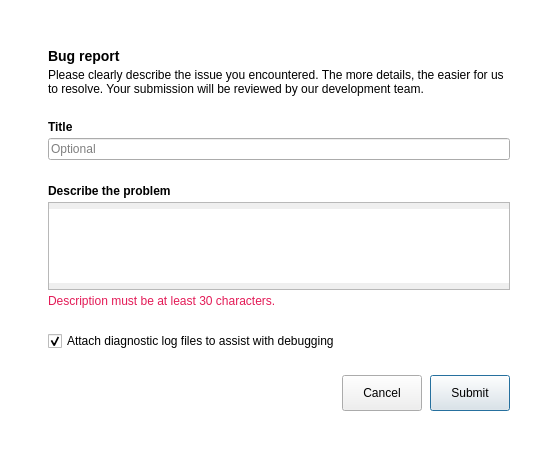
Above: src/MEGASync/gui/ui/BugReportDialog.ui from rl-mega/MEGAsync before the change. Below: the same form after it.
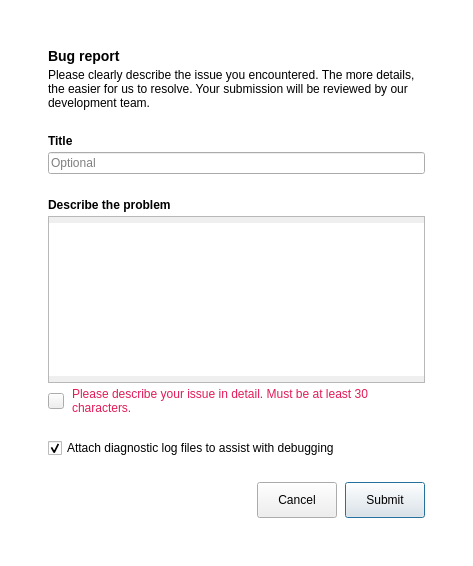
That is the form after the change. Icons and pictures are not drawn. Custom widgets are drawn as their Qt base class.

Commit message: add red border when limit not reached

What changed in the file:
```diff
--- a/src/MEGASync/gui/ui/BugReportDialog.ui
+++ b/src/MEGASync/gui/ui/BugReportDialog.ui
@@ -6,8 +6,8 @@
    <rect>
     <x>0</x>
     <y>0</y>
-    <width>558</width>
-    <height>459</height>
+    <width>473</width>
+    <height>566</height>
    </rect>
   </property>
   <property name="minimumSize">
@@ -202,16 +202,63 @@
        </widget>
       </item>
       <item>
-       <widget class="QLabel" name="lDescriptionError">
-        <property name="text">
-         <string>Description must be at least 30 characters.</string>
-        </property>
-        <property name="wordWrap">
-         <bool>true</bool>
-        </property>
-        <property name="visible">
-         <bool>false</bool>
-        </property>
+       <widget class="QWidget" name="wDescriptionError" native="true">
+        <layout class="QHBoxLayout" name="horizontalLayout_3">
+         <property name="spacing">
+          <number>8</number>
+         </property>
+         <property name="leftMargin">
+          <number>0</number>
+         </property>
+         <property name="topMargin">
+          <number>0</number>
+         </property>
+         <property name="rightMargin">
+          <number>0</number>
+         </property>
+         <property name="bottomMargin">
+          <number>0</number>
+         </property>
+         <item>
+          <widget class="IconLabel" name="toolButton">
+           <property name="minimumSize">
+            <size>
+             <width>16</width>
+             <height>16</height>
+            </size>
+           </property>
+           <property name="maximumSize">
+            <size>
+             <width>16</width>
+             <height>16</height>
+            </size>
+           </property>
+           <property name="text">
+            <string notr="true"/>
+           </property>
+           <property name="icon">
+            <iconset resource="../Resources_light.qrc">
+             <normaloff>:/alert-triangle.svg</normaloff>:/alert-triangle.svg</iconset>
+           </property>
+           <property name="normal_off" stdset="0">
+            <string notr="true">text-error</string>
+           </property>
+          </widget>
+         </item>
+         <item>
+          <widget class="QLabel" name="lDescriptionError">
+           <property name="visible">
+            <bool>true</bool>
+           </property>
+           <property name="text">
+            <string>Please describe your issue in detail. Must be at least 30 characters.</string>
+           </property>
+           <property name="wordWrap">
+            <bool>true</bool>
+           </property>
+          </widget>
+         </item>
+        </layout>
        </widget>
       </item>
       <item>
@@ -361,6 +408,15 @@
    </item>
   </layout>
  </widget>
- <resources/>
+ <customwidgets>
+  <customwidget>
+   <class>IconLabel</class>
+   <extends>QToolButton</extends>
+   <header>TokenizableItems/IconLabel.h</header>
+  </customwidget>
+ </customwidgets>
+ <resources>
+  <include location="../Resources_light.qrc"/>
+ </resources>
  <connections/>
 </ui>
```
The commit also changes 2 other files.
